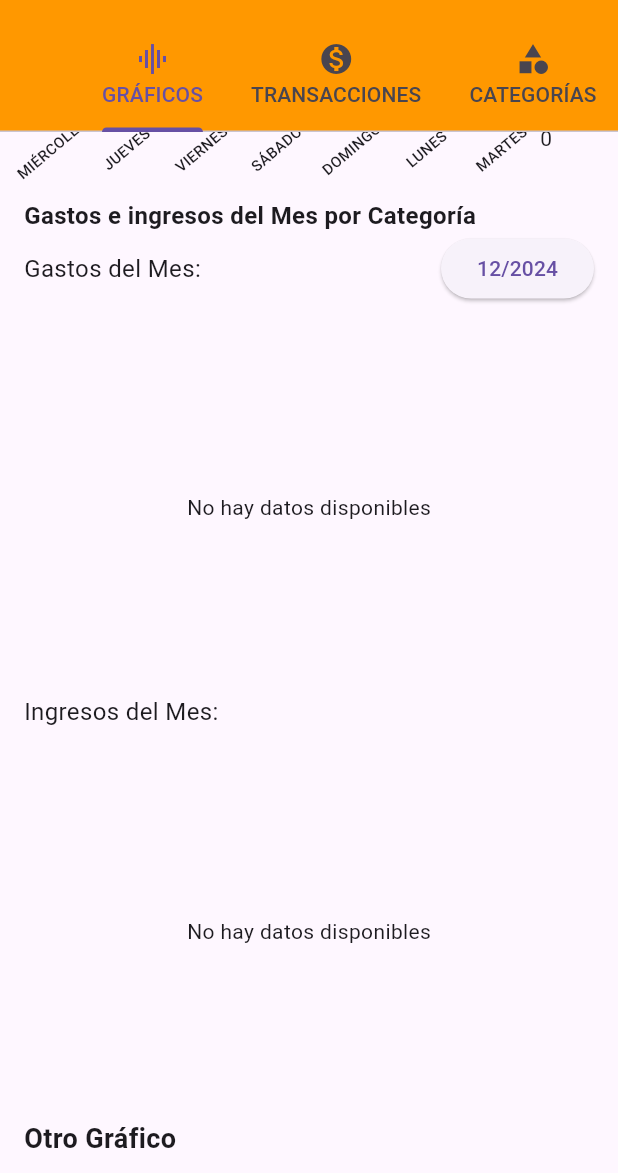
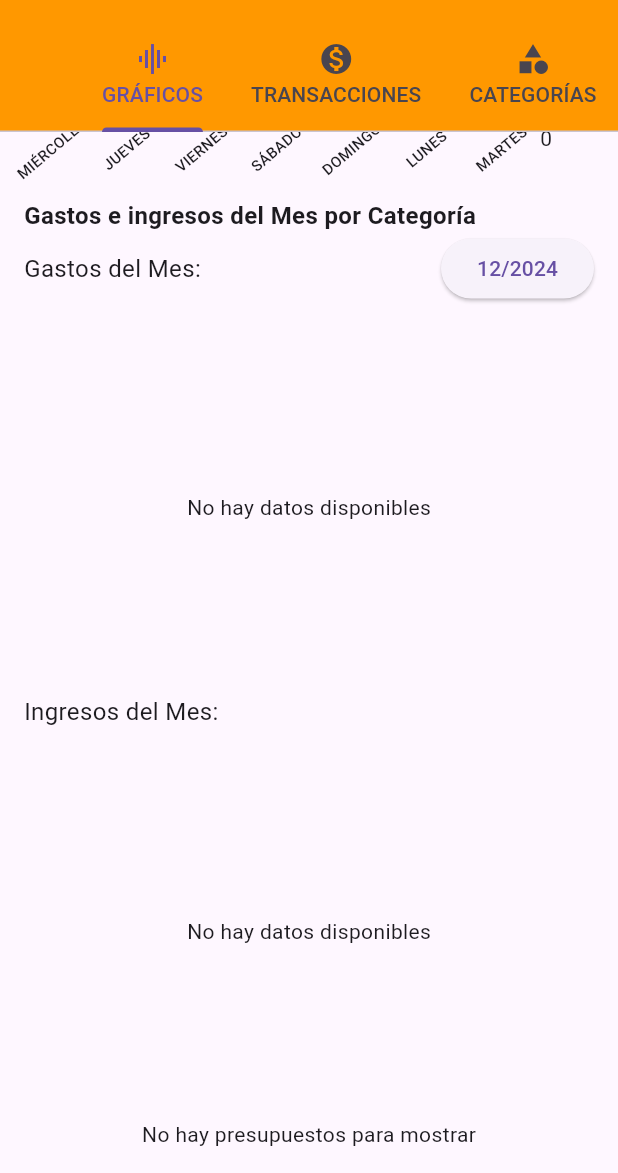
Before and after one commit to sebasinmiedo/app-finance, a Flutter app: the screen it shows after launch, scrolled down 226 dp, on a phone screen of 412 x 824 dp, the part 63-1236 px from its top. Run offline on Flutter 3.47's test engine with Material 3 defaults, Android fonts, the phone set to English and light mode, and no system bars; drawn by our look-alikes of fl_chart; our stand-ins replace sqflite, table_calendar; missing offline and left inert: month_year_picker; accounts and stored records are empty.

Commit message:
Se agrego una vista para los presupuestos

```diff
--- a/lib/screens/graficos.dart
+++ b/lib/screens/graficos.dart
@@ -59,6 +59,20 @@ class _GraficosScreenState extends State<GraficosScreen> {
     });
     _cargarGastosPorCategoria();
     _cargarIngresosPorCategoria();
+  }
+
+  Future<List<Map<String, dynamic>>> _cargarPresupuestosYGastos() async {
+    // Asumiendo que tienes un método en tu `BasedatoHelper` para obtener presupuestos y gastos.
+    // Este ejemplo usa un supuesto de función 'obtenerPresupuestosYGastos()'.
+    try {
+      List<Map<String, dynamic>> resultados =
+          await dbHelper.obtenerPresupuestosYGastos();
+
+      return resultados; // Devuelve los resultados obtenidos de la base de datos.
+    } catch (e) {
+      print('Error al cargar presupuestos y gastos: $e');
+      return []; // Retorna una lista vacía si ocurre un error.
+    }
   }
 
   void _showMonthYearPicker() {
@@ -492,17 +506,102 @@ class _GraficosScreenState extends State<GraficosScreen> {
                 ),
               ],
             ),
-            // Otro gráfico (puedes duplicar el widget de BarChart o PieChart aquí)
-            const Text(
-              'Otro Gráfico',
-              style: TextStyle(fontSize: 18, fontWeight: FontWeight.bold),
-            ),
-            const SizedBox(height: 10),
-            Container(
-              height: 300,
-              color: Colors.grey.shade300,
-              alignment: Alignment.center,
-              child: const Text('Otro tipo de gráfico aquí'),
+            FutureBuilder(
+              future: _cargarPresupuestosYGastos(),
+              builder: (context, snapshot) {
+                if (snapshot.connectionState == ConnectionState.waiting) {
+                  return const Center(child: CircularProgressIndicator());
+                }
+                if (snapshot.hasError) {
+                  return const Center(child: Text('Error al cargar datos'));
+                }
+
+                final datos = snapshot.data as List<Map<String, dynamic>>;
+
+                if (datos.isEmpty) {
+                  return const Center(
+                      child: Text('No hay presupuestos para mostrar'));
+                }
+
+                return Container(
+                  padding: const EdgeInsets.all(16),
+                  decoration: BoxDecoration(
+                    border: Border.all(color: Colors.grey),
+                    borderRadius: BorderRadius.circular(8),
+                  ),
+                  child: Column(
+                    crossAxisAlignment: CrossAxisAlignment.start,
+                    children: [
+                      const Text(
+                        'Comparación de Presupuestos y Gastos',
+                        style: TextStyle(
+                            fontSize: 16, fontWeight: FontWeight.bold),
+                      ),
+                      const SizedBox(height: 10),
+                      Table(
+                        border: TableBorder.all(),
+                        columnWidths: const {
+                          0: FractionColumnWidth(0.4),
+                          1: FractionColumnWidth(0.3),
+                          2: FractionColumnWidth(0.3),
+                        },
+                        children: [
+                          // Cabeceras
+                          const TableRow(
+                            children: [
+                              Padding(
+                                padding: EdgeInsets.all(8),
+                                child: Text(
+                                  'Presupuesto',
+                                  style: TextStyle(fontWeight: FontWeight.bold),
+                                  textAlign: TextAlign.center,
+                                ),
+                              ),
+                              Padding(
+                                padding: EdgeInsets.all(8),
+                                child: Text(
+                                  'Monto',
+                                  style: TextStyle(fontWeight: FontWeight.bold),
+                                  textAlign: TextAlign.center,
+                                ),
+                              ),
+                              Padding(
+                                padding: EdgeInsets.all(8),
+                                child: Text(
+                                  'Gastos',
+                                  style: TextStyle(fontWeight: FontWeight.bold),
+                                  textAlign: TextAlign.center,
+                                ),
+                              ),
+                            ],
+                          ),
+                          // Filas con datos
+                          ...datos.map(
+                            (item) => TableRow(
+                              children: [
+                                Padding(
+                                  padding: const EdgeInsets.all(8),
+                                  child: Text(item['presupuesto']),
+                                ),
+                                Padding(
+                                  padding: const EdgeInsets.all(8),
+                                  child: Text(
+                                      'S/. ${item['monto_presupuesto'].toStringAsFixed(2)}'),
+                                ),
+                                Padding(
+                                  padding: const EdgeInsets.all(8),
+                                  child: Text(
+                                      'S/. ${item['total_gastos'].toStringAsFixed(2)}'),
+                                ),
+                              ],
+                            ),
+                          ),
+                        ],
+                      ),
+                    ],
+                  ),
+                );
+              },
             ),
           ],
         ),
```
Also changed, not shown: lib/database/db_helper.dart (+78 -11 lines).
